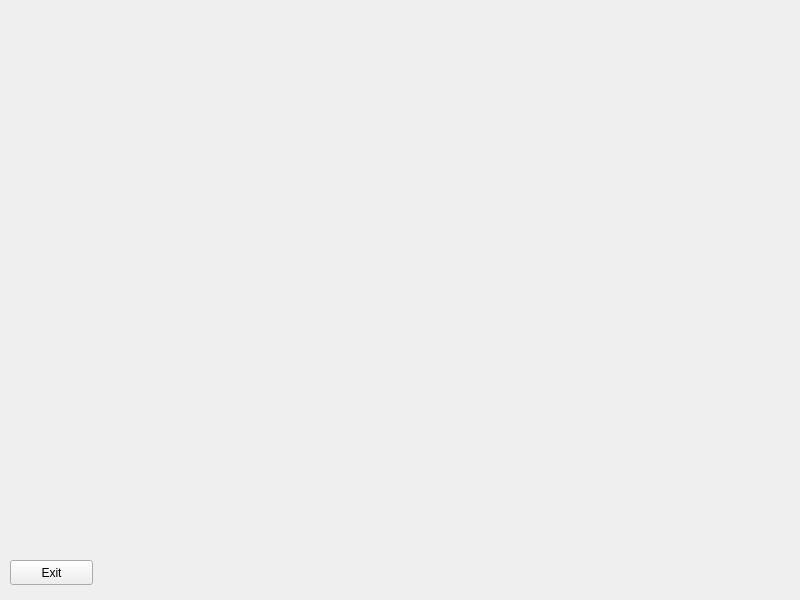
First picture: the form in mainwindow.ui, repository justinburrill/comp3004_d1, before the edit.
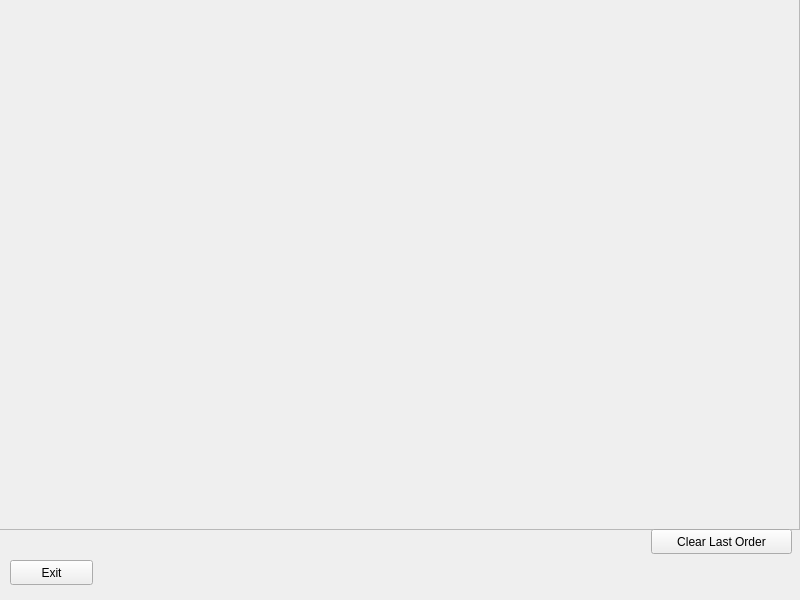
Second picture: the form after the edit. The open tabs and pages were chosen to show the change.

Commit message: Added Kitchen interface, OrderQueue and order clear button

What changed in the file:
```diff
--- a/mainwindow.ui
+++ b/mainwindow.ui
@@ -20,7 +20,7 @@
       <x>-1</x>
       <y>-1</y>
       <width>801</width>
-      <height>551</height>
+      <height>561</height>
      </rect>
     </property>
     <widget class="QWidget" name="login_page">
@@ -148,7 +148,55 @@
       </layout>
      </widget>
     </widget>
-    <widget class="QWidget" name="kitchen_staff_dashboard"/>
+    <widget class="QWidget" name="kitchen_staff_dashboard">
+     <widget class="QScrollArea" name="scrollArea">
+      <property name="geometry">
+       <rect>
+        <x>0</x>
+        <y>0</y>
+        <width>801</width>
+        <height>531</height>
+       </rect>
+      </property>
+      <property name="widgetResizable">
+       <bool>true</bool>
+      </property>
+      <widget class="QWidget" name="scrollAreaWidgetContents">
+       <property name="geometry">
+        <rect>
+         <x>0</x>
+         <y>0</y>
+         <width>799</width>
+         <height>529</height>
+        </rect>
+       </property>
+       <widget class="QWidget" name="verticalLayoutWidget">
+        <property name="geometry">
+         <rect>
+          <x>330</x>
+          <y>20</y>
+          <width>431</width>
+          <height>461</height>
+         </rect>
+        </property>
+        <layout class="QVBoxLayout" name="kitchen_order_content"/>
+       </widget>
+      </widget>
+     </widget>
+     <widget class="QPushButton" name="complete_order_button">
+      <property name="geometry">
+       <rect>
+        <x>652</x>
+        <y>530</y>
+        <width>141</width>
+        <height>25</height>
+       </rect>
+      </property>
+      <property name="text">
+       <string>Clear Last Order</string>
+      </property>
+     </widget>
+    </widget>
     <widget class="QWidget" name="manager_dashboard">
      <widget class="QLabel" name="manager_info_label">
       <property name="geometry">
```
Left out of the diff: 3 changed lines with no effect on the pictures. The commit also changes 5 other files.
